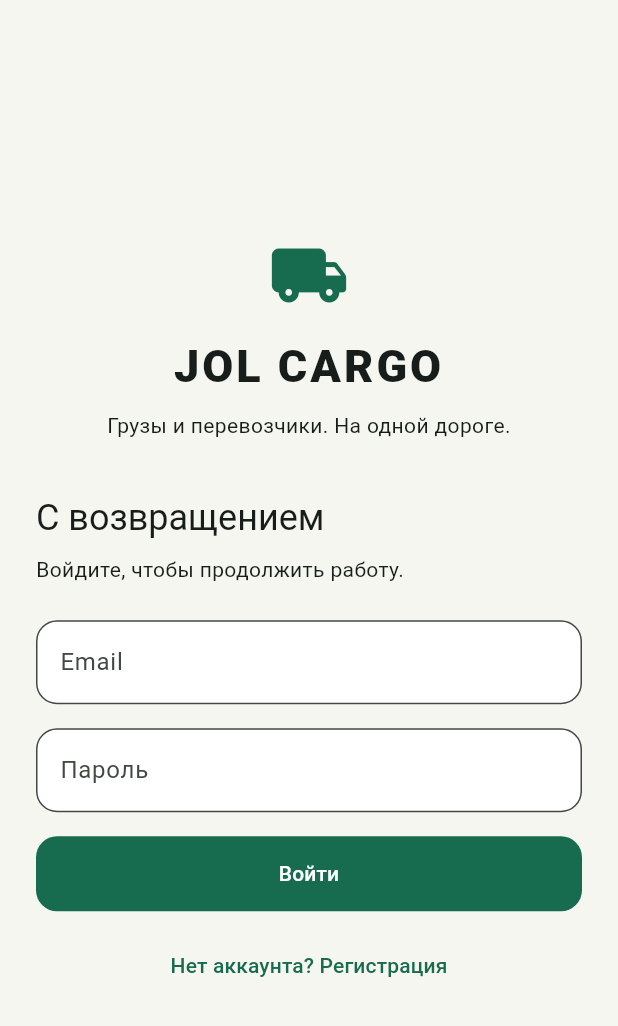
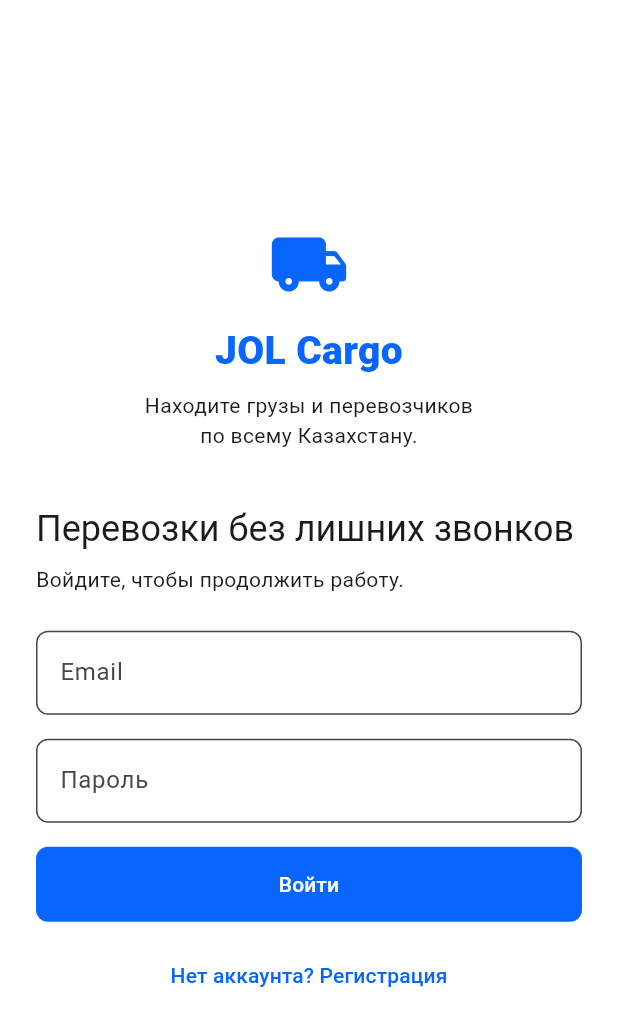
Before and after one commit to KuatBakyt/cargo-jol, a Flutter app: the screen it shows after launch, on a phone screen of 412 x 824 dp. Shown: the top 1026 px of the screen. Run offline on Flutter 3.47's test engine with Material 3 defaults, Android fonts, the phone set to English and light mode, and no system bars; our stand-ins replace dio, flutter_secure_storage.

Commit message:
Restyle Flutter interface from JOL Cargo reference and add role dashboards

```diff
--- a/frontend/lib/features/auth/auth_screen.dart
+++ b/frontend/lib/features/auth/auth_screen.dart
@@ -65,30 +65,30 @@ class _AuthScreenState extends State<AuthScreen> {
               child: SingleChildScrollView(
                   padding: const EdgeInsets.all(24),
                   child: ConstrainedBox(
-                      constraints: const BoxConstraints(maxWidth: 460),
+                      constraints: const BoxConstraints(maxWidth: 380),
                       child: Form(
                           key: form,
                           child: Column(
                               crossAxisAlignment: CrossAxisAlignment.stretch,
                               children: [
                                 const Icon(Icons.local_shipping_rounded,
-                                    color: green, size: 54),
+                                    color: brandBlue, size: 54),
                                 const SizedBox(height: 12),
-                                const Text('JOL CARGO',
+                                const Text('JOL Cargo',
                                     textAlign: TextAlign.center,
                                     style: TextStyle(
-                                        fontSize: 30,
+                                        fontSize: 26,
                                         fontWeight: FontWeight.w900,
-                                        letterSpacing: 2)),
+                                        color: brandBlue)),
                                 const SizedBox(height: 8),
                                 const Text(
-                                    'Грузы и перевозчики. На одной дороге.',
+                                    'Находите грузы и перевозчиков\nпо всему Казахстану.',
                                     textAlign: TextAlign.center),
                                 const SizedBox(height: 36),
                                 Text(
                                     register
                                         ? 'Создать аккаунт'
-                                        : 'С возвращением',
+                                        : 'Перевозки без лишних звонков',
                                     style: Theme.of(context)
                                         .textTheme
                                         .headlineSmall),
--- a/frontend/lib/features/cargo/cargo_form.dart
+++ b/frontend/lib/features/cargo/cargo_form.dart
@@ -94,6 +94,7 @@ class _CargoFormState extends State<CargoForm> {
       appBar: AppBar(title: const Text('Разместить груз')),
       body: PageBody(
           child: Stepper(
+            type: StepperType.horizontal,
               currentStep: step,
               onStepTapped: busy ? null : (i) => setState(() => step = i),
               onStepContinue: busy
--- a/frontend/lib/features/orders/order_detail.dart
+++ b/frontend/lib/features/orders/order_detail.dart
@@ -91,7 +91,7 @@ class _OrderDetailState extends State<OrderDetail> {
                       style: const TextStyle(
                           fontSize: 32,
                           fontWeight: FontWeight.w900,
-                          color: green)),
+                          color: brandBlue)),
                   StatusChip(status),
                   const SizedBox(height: 16),
                   Text(
@@ -104,7 +104,7 @@ class _OrderDetailState extends State<OrderDetail> {
                           current >= e.key
                               ? Icons.check_circle
                               : Icons.radio_button_unchecked,
-                          color: current >= e.key ? green : Colors.grey),
+                          color: current >= e.key ? brandBlue : Colors.grey),
                       title: Text(label(e.value)))),
                   if (next != null)
                     FilledButton(
--- a/frontend/lib/features/orders/orders_screen.dart
+++ b/frontend/lib/features/orders/orders_screen.dart
@@ -54,7 +54,7 @@ class _OrdersScreenState extends State<OrdersScreen> {
                           child: ListTile(
                               contentPadding: const EdgeInsets.all(16),
                               leading: const Icon(Icons.local_shipping_outlined,
-                                  color: green),
+                                  color: brandBlue),
                               title: Text(
                                   'Заказ №${order['id']} • ${money(order['agreed_price'])}'),
                               subtitle: Column(
--- a/frontend/lib/features/profile/profile_screen.dart
+++ b/frontend/lib/features/profile/profile_screen.dart
@@ -13,7 +13,7 @@ class ProfileScreen extends StatelessWidget {
       Row(children: [
         const CircleAvatar(
             radius: 32,
-            backgroundColor: green,
+            backgroundColor: brandBlue,
             child: Icon(Icons.person, color: Colors.white, size: 34)),
         const SizedBox(width: 16),
         Expanded(
--- a/frontend/lib/main.dart
+++ b/frontend/lib/main.dart
@@ -21,22 +21,28 @@ class JolApp extends StatelessWidget {
         debugShowCheckedModeBanner: false,
         theme: ThemeData(
           useMaterial3: true,
-          scaffoldBackgroundColor: cream,
+          scaffoldBackgroundColor: Colors.white,
           colorScheme: ColorScheme.fromSeed(
-              seedColor: green, primary: green, surface: Colors.white),
+              seedColor: brandBlue, primary: brandBlue, surface: Colors.white),
           appBarTheme: const AppBarTheme(
-              backgroundColor: cream, foregroundColor: ink, centerTitle: false),
+              backgroundColor: Colors.white, foregroundColor: ink, centerTitle: true, elevation: 0, scrolledUnderElevation: 0),
+          cardTheme: CardThemeData(
+            color: Colors.white, elevation: 0,
+            shape: RoundedRectangleBorder(borderRadius: BorderRadius.circular(12), side: const BorderSide(color: Color(0xFFECF0F6))),
+          ),
+          navigationBarTheme: const NavigationBarThemeData(backgroundColor: Colors.white, indicatorColor: Color(0xFFE8F2FF), height: 68),
+          dividerTheme: const DividerThemeData(color: Color(0xFFECF0F6)),
           inputDecorationTheme: InputDecorationTheme(
               filled: true,
               fillColor: Colors.white,
               border: OutlineInputBorder(
-                  borderRadius: BorderRadius.circular(14),
-                  borderSide: const BorderSide(color: Color(0xFFD8E0DB)))),
+                  borderRadius: BorderRadius.circular(8),
+                  borderSide: const BorderSide(color: Color(0xFFE1E8F2)))),
           filledButtonTheme: FilledButtonThemeData(
               style: FilledButton.styleFrom(
                   minimumSize: const Size(0, 50),
                   shape: RoundedRectangleBorder(
-                      borderRadius: BorderRadius.circular(14)))),
+                      borderRadius: BorderRadius.circular(8)))),
         ),
         home: Consumer<Session>(builder: (context, session, _) {
           if (session.loading) {
--- a/frontend/lib/shared/ui.dart
+++ b/frontend/lib/shared/ui.dart
@@ -2,16 +2,16 @@ import 'package:flutter/material.dart';
 import 'package:intl/intl.dart';
 import '../core/api_client.dart';
 
-const ink = Color(0xFF142B26);
-const green = Color(0xFF176B4F);
-const cream = Color(0xFFF5F6F0);
+const ink = Color(0xFF101B3D);
+const brandBlue = Color(0xFF0866FF);
+const canvas = Color(0xFFF5F8FC);
 
 String money(dynamic value) =>
     '${NumberFormat('#,##0', 'ru').format(double.tryParse('$value') ?? 0)} ₸';
 String label(String value) =>
     const {
       'draft': 'Черновик',
-      'active': 'Опубликован',
+      'active': 'Активен',
       'assigned': 'Перевозчик выбран',
       'in_transit': 'В пути',
       'completed': 'Завершён',
@@ -83,7 +83,7 @@ class EmptyState extends StatelessWidget {
   Widget build(BuildContext context) => Padding(
       padding: const EdgeInsets.all(36),
       child: Column(mainAxisSize: MainAxisSize.min, children: [
-        Icon(icon, size: 52, color: green),
+        Icon(icon, size: 52, color: brandBlue),
         const SizedBox(height: 16),
         Text(text, textAlign: TextAlign.center)
       ]));
@@ -95,7 +95,7 @@ class StatusChip extends StatelessWidget {
   @override
   Widget build(BuildContext context) => Chip(
       label: Text(label(status), style: const TextStyle(fontSize: 12)),
-      backgroundColor: green.withValues(alpha: .08),
+      backgroundColor: (['active', 'available', 'accepted', 'completed', 'verified'].contains(status) ? const Color(0xFF08A65A) : brandBlue).withValues(alpha: .10),
       side: BorderSide.none);
 }
 
@@ -105,7 +105,7 @@ class PageBody extends StatelessWidget {
   @override
   Widget build(BuildContext context) => Center(
       child: ConstrainedBox(
-          constraints: const BoxConstraints(maxWidth: 960), child: child));
+          constraints: const BoxConstraints(maxWidth: 760), child: child));
 }
 
 class FormFieldInput extends StatelessWidget {
```
Also changed, not shown: frontend/lib/features/cargo/cargo_detail.dart (+5 -5 lines), frontend/lib/features/cargo/cargo_list.dart (+10 -8 lines), frontend/lib/features/home_screen.dart (added, +83 -0 lines), frontend/lib/features/orders/chat_screen.dart (+3 -5 lines), frontend/lib/features/shell.dart (+6 -5 lines), 2 other files.
